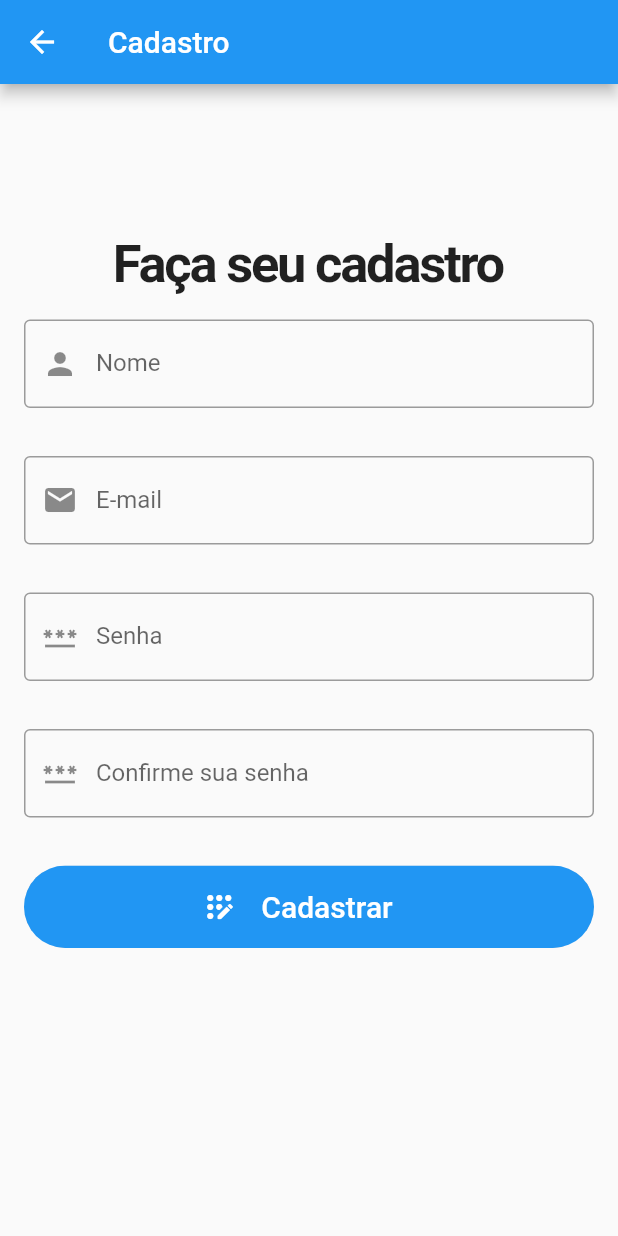
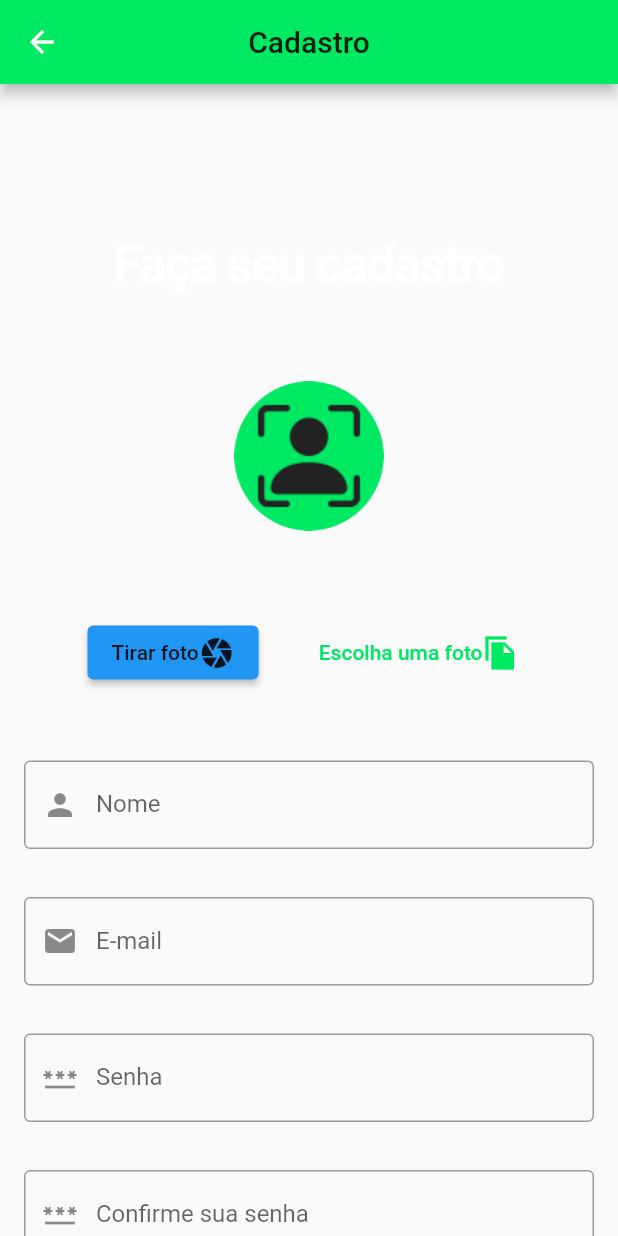
Before and after one commit to vitorSantanaDev/teste-capyba-software, a Flutter app: the FormRegisterApp screen opened directly, on a phone screen of 412 x 824 dp. Run offline on Flutter 3.47's test engine with Material 2 defaults, Android fonts, the phone set to English and light mode, and no system bars; our stand-ins replace image_picker.

Commit message:
feat: :art: implementing some visual changes and formatting the code

```diff
--- a/lib/components/register_form.dart
+++ b/lib/components/register_form.dart
@@ -1,10 +1,9 @@
 //packeges
+import 'dart:io';
 import 'package:flutter/material.dart';
 import 'package:image_picker/image_picker.dart';
 import 'package:teste_capyba/pages/login_page.dart';
 import 'package:teste_capyba/services/sign_up_service.dart';
-
-//components
 
 class FormRegisterApp extends StatefulWidget {
   const FormRegisterApp({Key? key}) : super(key: key);
@@ -22,6 +21,16 @@ class _FormRegisterAppState extends State<FormRegisterApp> {
 
   XFile? image;
 
+  snackBar(String message) {
+    return SnackBar(
+      content: Text(
+        message,
+        textAlign: TextAlign.center,
+      ),
+      backgroundColor: Colors.redAccent,
+    );
+  }
+
   uploadPhoto() async {
     final ImagePicker picker = ImagePicker();
     try {
@@ -32,7 +41,7 @@ class _FormRegisterAppState extends State<FormRegisterApp> {
         });
       }
     } catch (error) {
-      print('Nenhuma foto selecionada.');
+      snackBar('Não foi possível capturar a foto.');
     }
   }
 
@@ -46,18 +55,21 @@ class _FormRegisterAppState extends State<FormRegisterApp> {
         });
       }
     } catch (error) {
-      print('Nenhuma foto selecionada.');
+      ScaffoldMessenger.of(context).showSnackBar(snackBar('Nenhuma foto selecionada'));
     }
   }
 
   signUp() {
-    if(_formKey.currentState!.validate()) {
+    if (image == null) {
+      ScaffoldMessenger.of(context).showSnackBar(snackBar('Por favor insira uma foto'));
+    } else if (_formKey.currentState!.validate() && image != null) {
       SignUpService().signUp(_emailValue.text, _passwordValue.text);
       _nameValue.text = "";
       _emailValue.text = "";
       _passwordValue.text = "";
       _confirmPasswordValue.text = "";
-      Navigator.pushReplacement(context, MaterialPageRoute(builder: (context) => const LoginPage()));
+      Navigator.pushReplacement(
+          context, MaterialPageRoute(builder: (context) => const LoginPage()));
     }
   }
 
@@ -65,7 +77,12 @@ class _FormRegisterAppState extends State<FormRegisterApp> {
   Widget build(BuildContext context) {
     return Scaffold(
       appBar: AppBar(
-        title: const Text('Cadastro'),
+        title: const Text(
+          'Cadastro',
+          style: TextStyle(color: Colors.black87),
+        ),
+        backgroundColor: const Color.fromRGBO(0, 233, 99, 1),
+        centerTitle: true,
       ),
       body: SingleChildScrollView(
         child: Padding(
@@ -75,13 +92,78 @@ class _FormRegisterAppState extends State<FormRegisterApp> {
             child: Column(
               mainAxisAlignment: MainAxisAlignment.center,
               children: [
-                const Text('Faça seu cadastro',
+                const Text(
+                  'Faça seu cadastro',
                   style: TextStyle(
                       fontSize: 35,
                       fontWeight: FontWeight.bold,
-                    letterSpacing: -1.5
+                      letterSpacing: -1.5,
+                      color: Colors.white),
+                ),
+                Padding(
+                    padding: const EdgeInsets.all(16),
+                    child: Column(
+                      children: [
+                        Padding(
+                          padding: const EdgeInsets.all(16),
+                          child: SizedBox(
+                            width: 150,
+                            height: 150,
+                            child: CircleAvatar(
+                              backgroundColor: Colors.transparent,
+                              child: ClipRRect(
+                                child: image != null
+                                    ? Image.file(File(image!.path),
+                                        fit: BoxFit.fill)
+                                    : Image.asset(
+                                        'images/icon_person.png',
+                                        fit: BoxFit.contain,
+                                      ),
+                                borderRadius: const BorderRadius.all(
+                                    Radius.circular(150)),
                               ),
                             ),
+                          ),
+                        ),
+                        Row(
+                          mainAxisAlignment: MainAxisAlignment.center,
+                          children: [
+                            Padding(
+                              padding: const EdgeInsets.all(16),
+                              child: ElevatedButton(
+                                onPressed: uploadPhoto,
+                                child: Row(
+                                  children: const [
+                                    Text(
+                                      'Tirar foto',
+                                      style: TextStyle(color: Colors.black87),
+                                    ),
+                                    Icon(Icons.camera, color: Colors.black87)
+                                  ],
+                                ),
+                              ),
+                            ),
+                            Padding(
+                              padding: const EdgeInsets.all(16),
+                              child: TextButton(
+                                onPressed: selectedPhotoFromGallery,
+                                child: Row(
+                                  children: const [
+                                    Text(
+                                      'Escolha uma foto',
+                                      style: TextStyle(
+                                          color: Color.fromRGBO(0, 233, 99, 1)),
+                                    ),
+                                    Icon(Icons.file_copy_sharp,
+                                        color: Color.fromRGBO(0, 233, 99, 1))
+                                  ],
+                                ),
+                              ),
+                            ),
+                          ],
+                        )
+                      ],
+                    )),
                 Padding(
                   padding: const EdgeInsets.all(16),
                   child: TextFormField(
@@ -90,10 +172,9 @@ class _FormRegisterAppState extends State<FormRegisterApp> {
                     decoration: const InputDecoration(
                         border: OutlineInputBorder(),
                         labelText: 'Nome',
-                      prefixIcon: Icon(Icons.person)
-                    ),
+                        prefixIcon: Icon(Icons.person)),
                     validator: (value) {
-                      if(value!.isEmpty) {
+                      if (value!.isEmpty) {
                         return 'Informe o email corretamente.';
                       }
                       return null;
@@ -108,10 +189,9 @@ class _FormRegisterAppState extends State<FormRegisterApp> {
                     decoration: const InputDecoration(
                         border: OutlineInputBorder(),
                         labelText: 'E-mail',
-                      prefixIcon: Icon(Icons.email)
-                    ),
+                        prefixIcon: Icon(Icons.email)),
                     validator: (value) {
-                      if(value!.isEmpty) {
+                      if (value!.isEmpty) {
                         return 'Informe o email corretamente.';
                       }
                       return null;
@@ -127,12 +207,11 @@ class _FormRegisterAppState extends State<FormRegisterApp> {
                     decoration: const InputDecoration(
                         border: OutlineInputBorder(),
                         labelText: 'Senha',
-                      prefixIcon: Icon(Icons.password)
-                    ),
+                        prefixIcon: Icon(Icons.password)),
                     validator: (value) {
-                      if(value!.isEmpty) {
+                      if (value!.isEmpty) {
                         return 'Informe sua senha!';
-                      } else if(value.length < 6) {
+                      } else if (value.length < 6) {
                         return 'Sua senha deve conter no mínimo 6 caracteres.';
                       }
                       return null;
@@ -148,14 +227,14 @@ class _FormRegisterAppState extends State<FormRegisterApp> {
                     decoration: const InputDecoration(
                       border: OutlineInputBorder(),
                       labelText: 'Confirme sua senha',
-                      prefixIcon: Icon(Icons.password)
+                      prefixIcon: Icon(Icons.password),
                     ),
                     validator: (value) {
-                      if(value!.isEmpty) {
+                      if (value!.isEmpty) {
                         return 'Informe sua senha!';
-                      } else if(value.length < 6) {
+                      } else if (value.length < 6) {
                         return 'Sua senha deve conter no mínimo 6 caracteres.';
-                      } else if(value != _passwordValue.text) {
+                      } else if (value != _passwordValue.text) {
                         return 'As senhas não correspondem, tente novamente.';
                       }
                       return null;
@@ -176,10 +255,9 @@ class _FormRegisterAppState extends State<FormRegisterApp> {
                           Icon(Icons.app_registration_rounded),
                           Padding(
                             padding: EdgeInsets.all(16),
-                            child: Text('Cadastrar',
-                              style: TextStyle(
-                                fontSize: 20
-                              ),
+                            child: Text(
+                              'Cadastrar',
+                              style: TextStyle(fontSize: 20),
                             ),
                           )
                         ],
```
Lines whose indentation alone changed are shown as unchanged.
